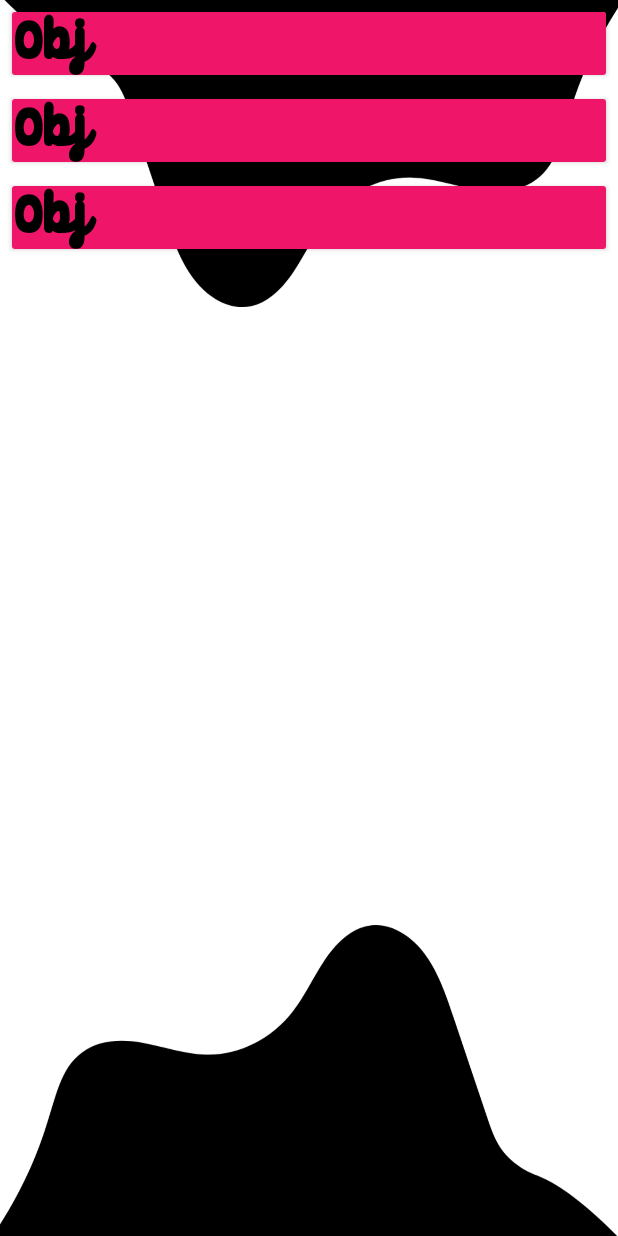
After one commit to kardelencanoglu/MyPetsApp, an Android app: the ListPetActivity screen opened directly, with no data from a screen before it, on a phone screen of 412 x 824 dp. The commit adds this screen. Run offline under Robolectric (Android 15) with nearby library versions, the phone set to English and light mode, and no system bars.

Commit message:
scrollview add

```diff
--- /dev/null
+++ b/app/src/main/java/com/kardelen/sahipsizkahramanlar/ListPetActivity.java
@@ -0,0 +1,26 @@
+package com.kardelen.sahipsizkahramanlar;
+
+import android.os.Handler;
+import android.view.View;
+import androidx.appcompat.app.ActionBar;
+import androidx.appcompat.app.AppCompatActivity;
+import android.os.Bundle;
+import com.kardelen.sahipsizkahramanlar.utils.Utils;
+
+public class ListPetActivity extends AppCompatActivity {
+
+
+    @Override
+    protected void onCreate(Bundle savedInstanceState) {
+        super.onCreate(savedInstanceState);
+
+        setContentView(R.layout.activity_list_pet);
+        Utils.setUpFullscreen(getWindow().getDecorView());
+    }
+
+    @Override
+    public void onBackPressed() {
+
+    }
+
+}
--- /dev/null
+++ b/app/src/main/java/com/kardelen/sahipsizkahramanlar/utils/Utils.java
@@ -0,0 +1,24 @@
+package com.kardelen.sahipsizkahramanlar.utils;
+
+import android.os.Handler;
+import android.view.View;
+
+public class Utils {
+
+    public static void setUpFullscreen(View decorView){
+        int uiOptions = View.SYSTEM_UI_FLAG_IMMERSIVE
+                | View.SYSTEM_UI_FLAG_LAYOUT_STABLE
+                | View.SYSTEM_UI_FLAG_LAYOUT_HIDE_NAVIGATION
+                | View.SYSTEM_UI_FLAG_LAYOUT_FULLSCREEN
+                | View.SYSTEM_UI_FLAG_HIDE_NAVIGATION
+                | View.SYSTEM_UI_FLAG_FULLSCREEN;
+        decorView.setSystemUiVisibility(uiOptions);
+        decorView.setOnSystemUiVisibilityChangeListener
+                (visibility -> {
+                    if ((visibility & View.SYSTEM_UI_FLAG_FULLSCREEN) == 0) {
+                        Handler h = new Handler();
+                        h.postDelayed(() -> decorView.setSystemUiVisibility(uiOptions), 2000);
+                    }
+                });
+    }
+}
--- /dev/null
+++ b/app/src/main/res/layout/activity_list_pet.xml
@@ -0,0 +1,86 @@
+<ScrollView
+        xmlns:android="http://schemas.android.com/apk/res/android"
+        android:layout_width="match_parent"
+        android:layout_height="match_parent"
+        xmlns:tools="http://schemas.android.com/tools"
+        android:background="@drawable/black_bg"
+        tools:context=".ListPetActivity">
+
+    <LinearLayout
+            android:layout_width="match_parent"
+            android:layout_height="wrap_content"
+            android:orientation="vertical">
+
+        <androidx.cardview.widget.CardView
+                android:layout_width="match_parent"
+                android:layout_height="wrap_content"
+                android:layout_margin="8dp">
+
+            <FrameLayout
+                    android:layout_width="match_parent"
+                    android:layout_height="match_parent"
+                    android:background="@color/roseColor">
+
+                <TextView
+                        android:layout_width="match_parent"
+                        android:layout_height="wrap_content"
+                        android:fontFamily="@font/font"
+                        android:textSize="40sp"
+                        android:textStyle="bold"
+                        android:textColor="@color/black"
+                        android:text="Obj" />
+
+            </FrameLayout>
+
+        </androidx.cardview.widget.CardView>
+
+        <androidx.cardview.widget.CardView
+                android:layout_width="match_parent"
+                android:layout_height="wrap_content"
+                android:layout_margin="8dp">
+
+            <FrameLayout
+                    android:layout_width="match_parent"
+                    android:layout_height="match_parent"
+                    android:background="@color/roseColor">
+
+                <TextView
+                        android:layout_width="match_parent"
+                        android:layout_height="wrap_content"
+                        android:fontFamily="@font/font"
+                        android:textSize="40sp"
+                        android:textStyle="bold"
+                        android:textColor="@color/black"
+                        android:text="Obj" />
+
+            </FrameLayout>
+
+        </androidx.cardview.widget.CardView>
+
+        <androidx.cardview.widget.CardView
+                android:layout_width="match_parent"
+                android:layout_height="wrap_content"
+                android:layout_margin="8dp">
+
+            <FrameLayout
+                    android:layout_width="match_parent"
+                    android:layout_height="match_parent"
+                    android:background="@color/roseColor">
+
+                <TextView
+                        android:layout_width="match_parent"
+                        android:layout_height="wrap_content"
+                        android:fontFamily="@font/font"
+                        android:textSize="40sp"
+                        android:textStyle="bold"
+                        android:textColor="@color/black"
+                        android:text="Obj" />
+
+            </FrameLayout>
+
+        </androidx.cardview.widget.CardView>
+
+        <!-- Diğer CardView öğeleri buraya eklenebilir -->
+
+    </LinearLayout>
+</ScrollView>
--- a/app/src/main/res/values/styles.xml
+++ b/app/src/main/res/values/styles.xml
@@ -16,6 +16,13 @@
         <item name="android:fontFamily">@font/font</item>
         <item name="android:textSize">30sp</item>
     </style>
+
+    <style name="AppTheme.FullScreen" parent="Theme.AppCompat.Light.NoActionBar">
+        <item name="windowActionBar">false</item>
+        <item name="windowNoTitle">true</item>
+        <item name="android:windowFullscreen">true</item>
+    </style>
+
 
     <!-- The launcher theme. It sets the main window background to the launch_screen drawable -->
 
```
Also changed, not shown: app/src/main/AndroidManifest.xml (+19 -0 lines), app/src/main/java/com/kardelen/sahipsizkahramanlar/MainActivity.java (+10 -2 lines), app/src/main/java/com/kardelen/sahipsizkahramanlar/adoption/AdoptionActivity.java (+7 -1 lines), app/src/main/java/com/kardelen/sahipsizkahramanlar/login/LoginActivity.java (+7 -5 lines), app/src/main/java/com/kardelen/sahipsizkahramanlar/login/RegisterActivity.java (+6 -4 lines), app/src/main/java/com/kardelen/sahipsizkahramanlar/otp/OtpActivity.java (+8 -3 lines), app/src/main/java/com/kardelen/sahipsizkahramanlar/splash/SplashScreen.java (+9 -3 lines).
